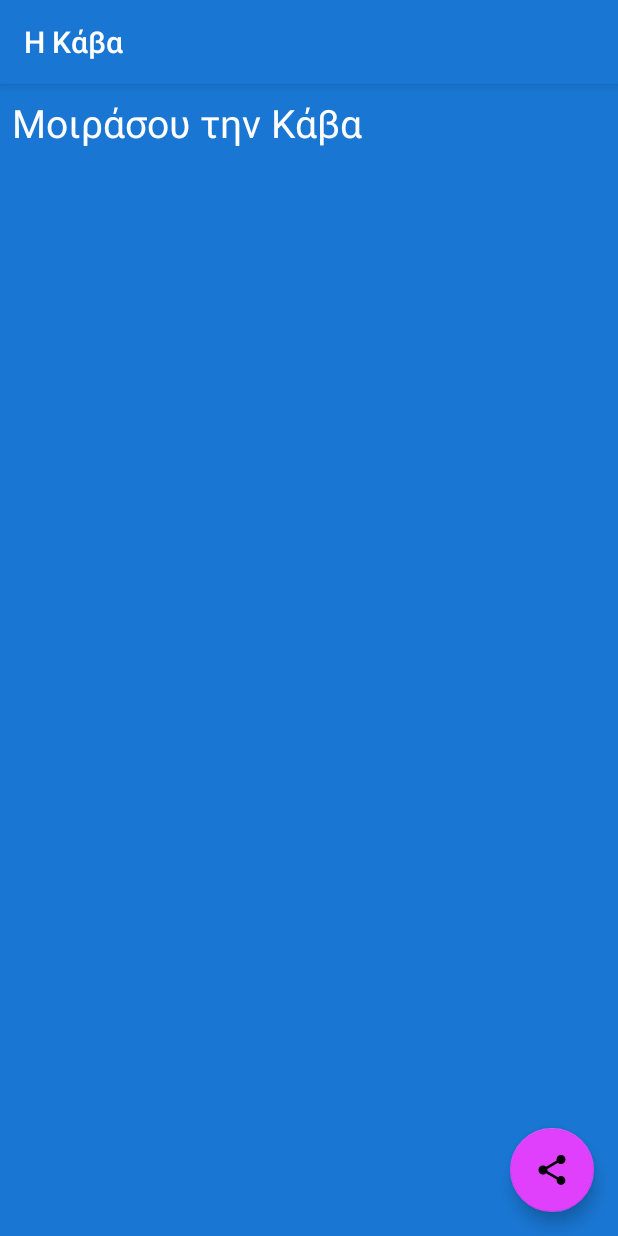
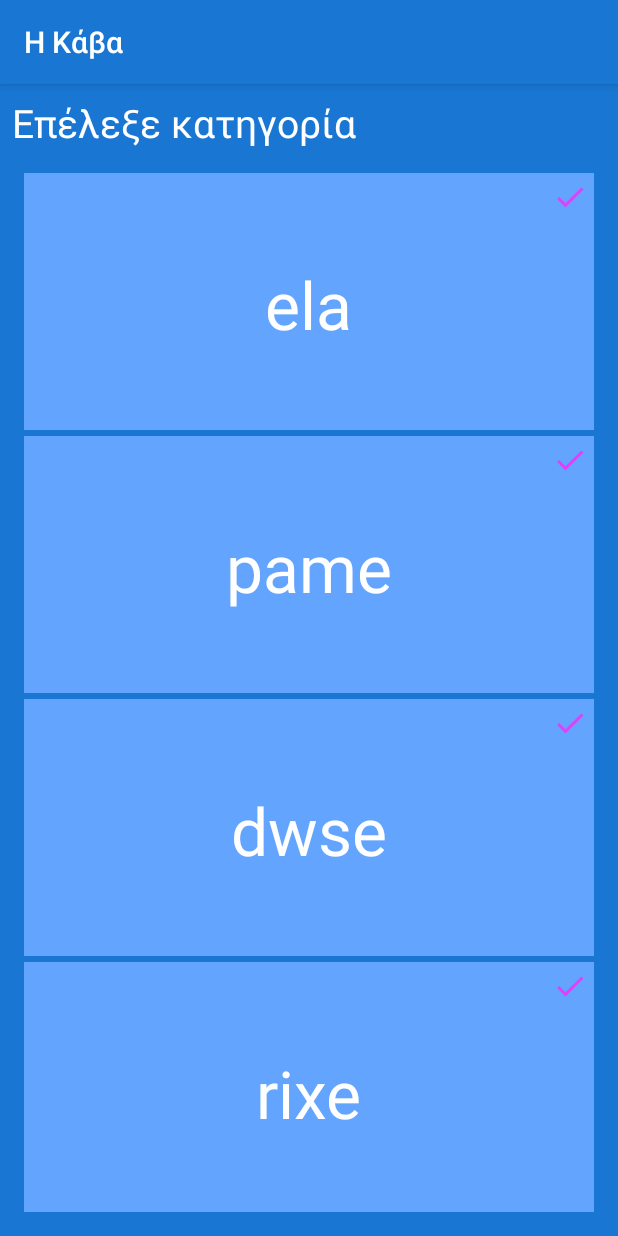
Before and after one commit to themeliskalomoiros/Kava, an Android app: the screen it shows after launch (MainActivity), on a phone screen of 412 x 824 dp. Run offline under Robolectric (Android 15) with nearby library versions, the phone set to English and light mode, and no system bars.

Commit message:
Created MainScreenViewMvc and implement part of MainActivity

```diff
--- a/app/build.gradle
+++ b/app/build.gradle
@@ -17,6 +17,10 @@ android {
             proguardFiles getDefaultProguardFile('proguard-android-optimize.txt'), 'proguard-rules.pro'
         }
     }
+    compileOptions {
+        sourceCompatibility = '1.8'
+        targetCompatibility = '1.8'
+    }
 }
 
 dependencies {
--- a/app/src/main/java/kalymnos/skemelio/kava/Controller/MainActivity.java
+++ b/app/src/main/java/kalymnos/skemelio/kava/Controller/MainActivity.java
@@ -3,14 +3,43 @@ package kalymnos.skemelio.kava.Controller;
 import androidx.appcompat.app.AppCompatActivity;
 
 import android.os.Bundle;
+import android.view.LayoutInflater;
+import android.widget.Toast;
 
+import java.util.ArrayList;
+import java.util.List;
+
+import kalymnos.skemelio.kava.Model.Category;
 import kalymnos.skemelio.kava.R;
+import kalymnos.skemelio.kava.View.MainScreenViewMvc;
+import kalymnos.skemelio.kava.View.MainScreenViewMvcImpl;
 
-public class MainActivity extends AppCompatActivity {
+public class MainActivity extends AppCompatActivity implements MainScreenViewMvc.OnCategoryClickListener {
+
+    private MainScreenViewMvc viewMvc;
 
     @Override
     protected void onCreate(Bundle savedInstanceState) {
         super.onCreate(savedInstanceState);
-        setContentView(R.layout.screen_checkout);
+        viewMvc = new MainScreenViewMvcImpl(LayoutInflater.from(this), null);
+        viewMvc.setOnCategoryClickListener(this);
+        setContentView(viewMvc.getRootView());
+        //TODO: fetch real data
+        Category category1 = new Category(1,"ela",null);
+        Category category2 = new Category(2,"pame",null);
+        Category category3 = new Category(3,"dwse",null);
+        Category category4 = new Category(3,"rixe",null);
+        List<Category> list = new ArrayList<>();
+        list.add(category1);
+        list.add(category2);
+        list.add(category3);
+        list.add(category4);
+        viewMvc.bind(list);
+    }
+
+    @Override
+    public void onCategoryClick(int position) {
+        //TODO: Remove toast after implementing the method
+        Toast.makeText(this, "Pressed " + (position + 1), Toast.LENGTH_SHORT).show();
     }
 }
--- /dev/null
+++ b/app/src/main/java/kalymnos/skemelio/kava/View/CategoriesAdapter.java
@@ -0,0 +1,67 @@
+package kalymnos.skemelio.kava.View;
+
+import android.content.Context;
+import android.view.LayoutInflater;
+import android.view.View;
+import android.view.ViewGroup;
+import android.widget.TextView;
+
+import androidx.annotation.NonNull;
+import androidx.recyclerview.widget.RecyclerView;
+
+import java.util.List;
+
+import kalymnos.skemelio.kava.Model.Category;
+import kalymnos.skemelio.kava.R;
+
+public class CategoriesAdapter extends RecyclerView.Adapter<CategoriesAdapter.CategoryHolder> {
+    private Context context;
+    private List<Category> categories;
+    private MainScreenViewMvc.OnCategoryClickListener itemClickListener;
+
+    public CategoriesAdapter(Context context) {
+        this.context = context;
+    }
+
+    public void add(List<Category> categories) {
+        this.categories = categories;
+    }
+
+    @NonNull
+    @Override
+    public CategoryHolder onCreateViewHolder(@NonNull ViewGroup parent, int viewType) {
+        View itemView = LayoutInflater.from(context).inflate(R.layout.item_category, parent, false);
+        return new CategoryHolder(itemView);
+    }
+
+    @Override
+    public void onBindViewHolder(@NonNull CategoryHolder holder, int i) {
+        String categoryName = categories.get(i).title;
+        holder.bind(categoryName);
+    }
+
+    @Override
+    public int getItemCount() {
+        if (categories != null) return categories.size();
+        return 0;
+    }
+
+    public void setOnCategoryClickListener(MainScreenViewMvc.OnCategoryClickListener listener) {
+        itemClickListener = listener;
+    }
+
+    class CategoryHolder extends RecyclerView.ViewHolder {
+
+        private TextView categoryName;
+
+        public CategoryHolder(@NonNull View itemView) {
+            super(itemView);
+            itemView.setOnClickListener(view -> itemClickListener.onCategoryClick(getAdapterPosition()));
+            categoryName = itemView.findViewById(R.id.title);
+        }
+
+        void bind(String categoryName) {
+            this.categoryName.setText(categoryName);
+        }
+    }
+}
--- /dev/null
+++ b/app/src/main/java/kalymnos/skemelio/kava/View/MainScreenViewMvc.java
@@ -0,0 +1,15 @@
+package kalymnos.skemelio.kava.View;
+
+import java.util.List;
+
+import kalymnos.skemelio.kava.Model.Category;
+
+public interface MainScreenViewMvc extends ViewMvc {
+    void bind(List<Category> categories);
+
+    interface OnCategoryClickListener{
+        void onCategoryClick(int position);
+    }
+
+    void setOnCategoryClickListener(OnCategoryClickListener listener);
+}
--- /dev/null
+++ b/app/src/main/java/kalymnos/skemelio/kava/View/MainScreenViewMvcImpl.java
@@ -0,0 +1,57 @@
+package kalymnos.skemelio.kava.View;
+
+import android.os.Bundle;
+import android.view.LayoutInflater;
+import android.view.View;
+import android.view.ViewGroup;
+
+import androidx.recyclerview.widget.LinearLayoutManager;
+import androidx.recyclerview.widget.RecyclerView;
+
+import java.util.List;
+
+import kalymnos.skemelio.kava.Model.Category;
+import kalymnos.skemelio.kava.R;
+
+public class MainScreenViewMvcImpl implements MainScreenViewMvc {
+
+    private View root;
+    private RecyclerView categories;
+    private CategoriesAdapter adapter;
+
+    public MainScreenViewMvcImpl(LayoutInflater inflater, ViewGroup container) {
+        root = inflater.inflate(R.layout.screen_main, container, false);
+        adapter = new CategoriesAdapter(root.getContext());
+        setupRecyclerView();
+    }
+
+    private void setupRecyclerView() {
+        categories = root.findViewById(R.id.categories);
+        LinearLayoutManager layoutManager = new LinearLayoutManager(root.getContext());
+        categories.setAdapter(adapter);
+        categories.setLayoutManager(layoutManager);
+        categories.setHasFixedSize(true);
+    }
+
+    @Override
+    public void bind(List<Category> categories) {
+        adapter.add(categories);
+        adapter.notifyDataSetChanged();
+    }
+
+    @Override
+    public void setOnCategoryClickListener(OnCategoryClickListener listener) {
+        if (listener != null)
+            adapter.setOnCategoryClickListener(listener);
+    }
+
+    @Override
+    public View getRootView() {
+        return root;
+    }
+
+    @Override
+    public Bundle getViewState() {
+        return null;
+    }
+}
--- a/app/src/main/res/layout/item_category.xml
+++ b/app/src/main/res/layout/item_category.xml
@@ -1,10 +1,18 @@
 <?xml version="1.0" encoding="utf-8"?>
 <FrameLayout xmlns:android="http://schemas.android.com/apk/res/android"
     xmlns:tools="http://schemas.android.com/tools"
-    android:layout_width="240dp"
+    android:layout_width="match_parent"
     android:layout_height="175dp"
-    android:background="@color/colorPrimaryLight"
-    android:orientation="vertical">
+    android:background="@color/colorPrimaryLight">
+
+    <ImageView
+        android:id="@+id/checked"
+        android:layout_width="wrap_content"
+        android:layout_height="wrap_content"
+        android:layout_gravity="top|right"
+        android:layout_margin="@dimen/half_margin"
+        android:src="@drawable/ic_check_accent_24dp"
+         />
 
     <TextView
         android:id="@+id/title"
@@ -15,13 +23,9 @@
         android:textSize="@dimen/category_label"
         tools:text="Βότκα" />
 
-    <ImageView
-        android:id="@+id/checked"
-        android:layout_width="wrap_content"
-        android:layout_height="wrap_content"
-        android:layout_gravity="top|right"
-        android:layout_margin="@dimen/half_margin"
-        android:src="@drawable/ic_check_accent_24dp"
-        android:visibility="invisible" />
-
+    <View
+        android:layout_width="match_parent"
+        android:layout_height="@dimen/half_margin"
+        android:background="@color/colorPrimary"
+        android:layout_gravity="bottom"/>
 </FrameLayout>
--- a/app/src/main/res/layout/screen_main.xml
+++ b/app/src/main/res/layout/screen_main.xml
@@ -24,12 +24,7 @@
         android:id="@+id/categories"
         android:layout_width="0dp"
         android:layout_height="0dp"
-        android:layout_marginStart="8dp"
-        android:layout_marginLeft="8dp"
-        android:layout_marginTop="8dp"
-        android:layout_marginEnd="8dp"
-        android:layout_marginRight="8dp"
-        android:layout_marginBottom="8dp"
+        android:layout_margin="16dp"
         android:scrollbars="vertical"
         app:layout_constraintBottom_toBottomOf="parent"
         app:layout_constraintEnd_toEndOf="parent"
```
